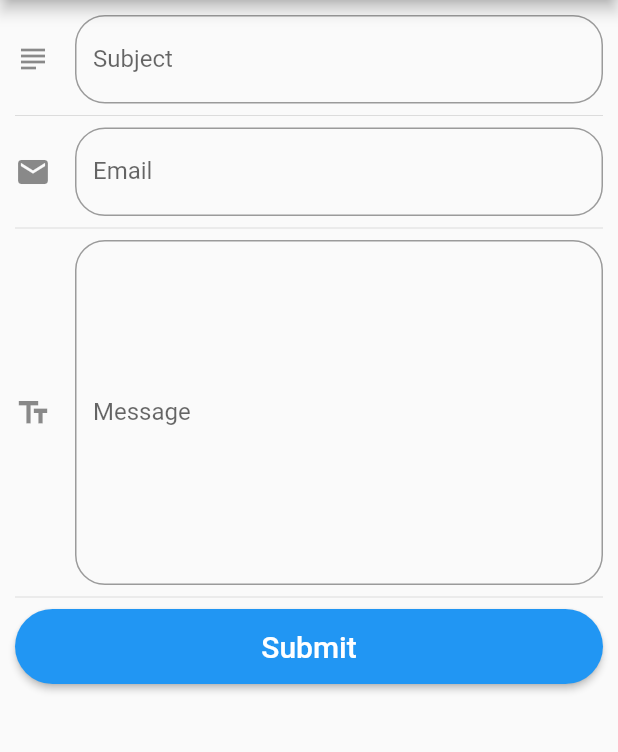
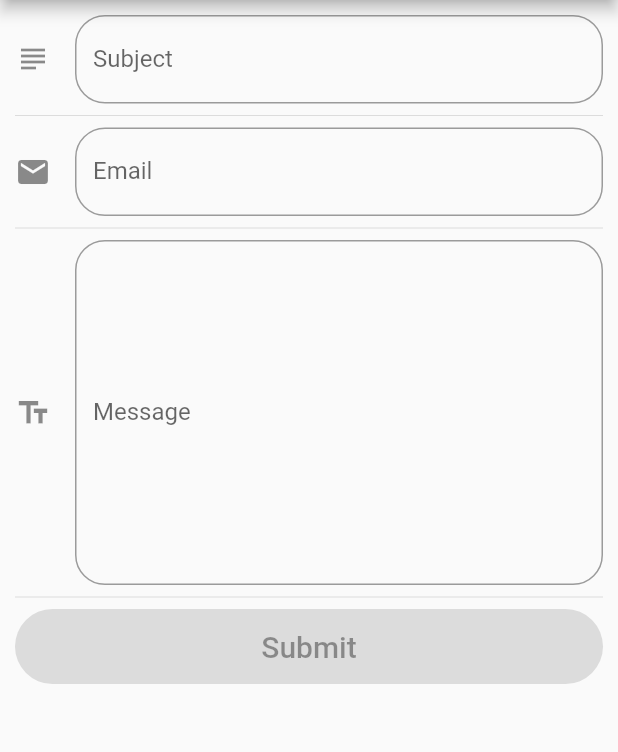
Before and after one commit to TazMania-Git/Flutter_Email_Sender, a Flutter app: the screen it shows after launch, on a phone screen of 412 x 824 dp, the part 84-836 px from its top. Run offline on Flutter 3.47's test engine with Material 2 defaults, Android fonts, the phone set to English and light mode, and no system bars; missing offline and left inert: flutter_email_sender.

Commit message:
Second Commit

```diff
--- a/lib/main.dart
+++ b/lib/main.dart
@@ -1,8 +1,15 @@
 import 'package:flutter/material.dart';
+import 'package:flutter_email_sender/flutter_email_sender.dart';
 
 void main() => runApp(MyApp());
 
 class MyApp extends StatelessWidget {
+  final _formKey = GlobalKey<FormState>();
+  bool _enableBtn = false;
+  TextEditingController emailController = TextEditingController();
+  TextEditingController subjectController = TextEditingController();
+  TextEditingController messageController = TextEditingController();
+
   @override
   Widget build(BuildContext context) {
     return MaterialApp(
@@ -12,7 +19,14 @@ class MyApp extends StatelessWidget {
         appBar: AppBar(
           title: Text('Email Sender'),
         ),
-        body: ListView(
+        body: Form(
+          key: _formKey,
+          onChanged: () {
+            setState() {
+              _enableBtn = _formKey.currentState!.validate();
+            }
+          },
+          child: ListView(
             padding: EdgeInsets.symmetric(horizontal: 10, vertical: 10),
             children: [
               _createSubjectInput(),
@@ -25,12 +39,13 @@ class MyApp extends StatelessWidget {
             ],
           ),
         ),
+      ),
     );
   }
 
   Widget _createSubjectInput() {
     return TextField(
-      // autofocus: true,
+      controller: subjectController,
       textCapitalization: TextCapitalization.sentences,
       decoration: InputDecoration(
         border: OutlineInputBorder(borderRadius: BorderRadius.circular(20)),
@@ -42,7 +57,16 @@ class MyApp extends StatelessWidget {
   }
 
   Widget _createEmailInput() {
-    return TextField(
+    return TextFormField(
+      validator: (value) {
+        if (value!.isEmpty) {
+          return 'Email is required';
+        } else if (!value.contains('@')) {
+          return 'Please enter a valid email address';
+        }
+        return null;
+      },
+      controller: emailController,
       keyboardType: TextInputType.emailAddress,
       decoration: InputDecoration(
         border: OutlineInputBorder(borderRadius: BorderRadius.circular(20)),
@@ -55,6 +79,7 @@ class MyApp extends StatelessWidget {
 
   Widget _createTextInput() {
     return TextField(
+      controller: messageController,
       maxLines: 10,
       textCapitalization: TextCapitalization.sentences,
       decoration: InputDecoration(
@@ -68,8 +93,22 @@ class MyApp extends StatelessWidget {
 
   Widget _createSubmitButton() {
     return ElevatedButton(
-      onPressed: () {},
-      child: Text('Submit', style: TextStyle(fontSize: 20),),
+      onPressed: _enableBtn
+          ? (() async {
+              final Email email = Email(
+                body: messageController.text,
+                subject: subjectController.text,
+                recipients: [emailController.text],
+                isHTML: false,
+              );
+
+              await FlutterEmailSender.send(email);
+            })
+          : null,
+      child: Text(
+        'Submit',
+        style: TextStyle(fontSize: 20),
+      ),
       style: ElevatedButton.styleFrom(
         fixedSize: Size(50, 50),
         primary: Colors.blue,
```
Also changed, not shown: pubspec.yaml (+4 -12 lines), pubspec.lock. Lines whose indentation alone changed are shown as unchanged.
